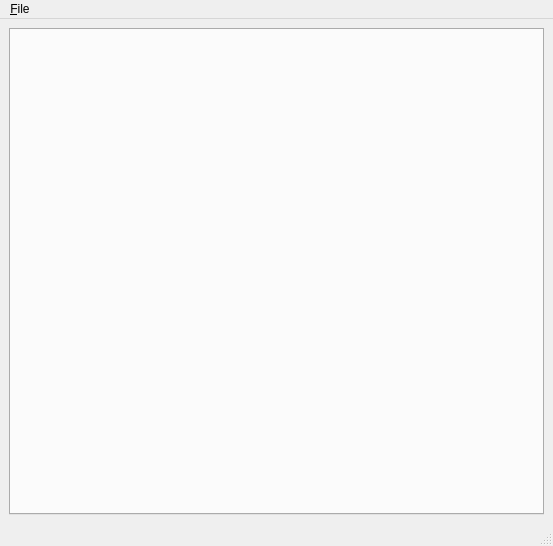
This is src/ui/mainwindow.ui in krug-vadim/Hussein as Qt 5 draws it before an edit. The edited form follows.
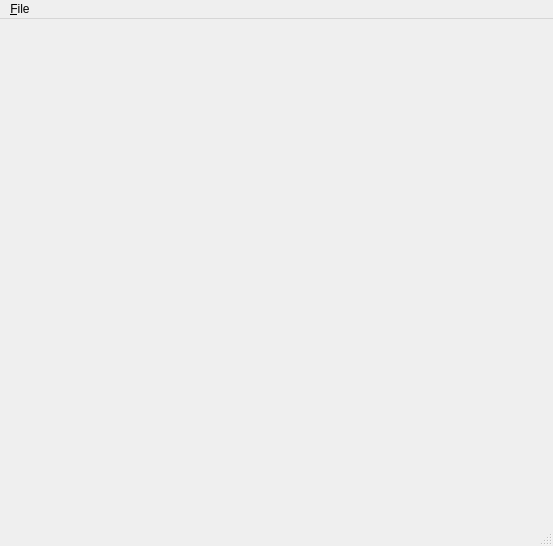
This is the edited form.

```diff
--- a/src/ui/mainwindow.ui
+++ b/src/ui/mainwindow.ui
@@ -15,8 +15,23 @@
   </property>
   <widget class="QWidget" name="centralwidget">
    <layout class="QVBoxLayout" name="verticalLayout">
+    <property name="leftMargin">
+     <number>0</number>
+    </property>
+    <property name="rightMargin">
+     <number>0</number>
+    </property>
+    <property name="bottomMargin">
+     <number>0</number>
+    </property>
     <item>
      <widget class="QTabWidget" name="tabWidget">
+      <property name="autoFillBackground">
+       <bool>false</bool>
+      </property>
+      <property name="documentMode">
+       <bool>true</bool>
+      </property>
       <property name="tabsClosable">
        <bool>true</bool>
       </property>
```
Left out of the diff: 10 changed lines with no effect on the pictures.
